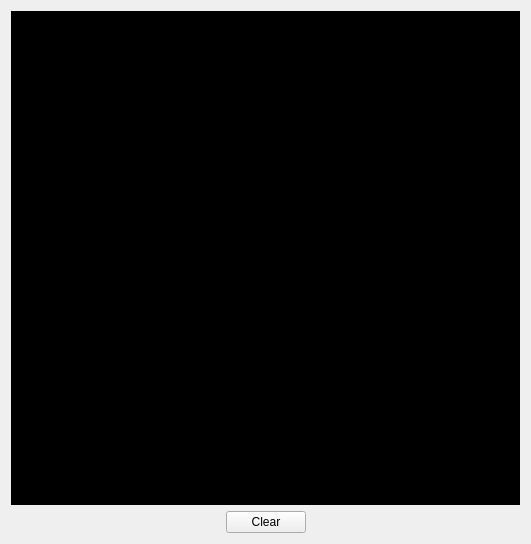
This is src/TerminalWidget.ui in sundrythoughts/EmuCpu as Qt 5 draws it before an edit. The edited form follows.
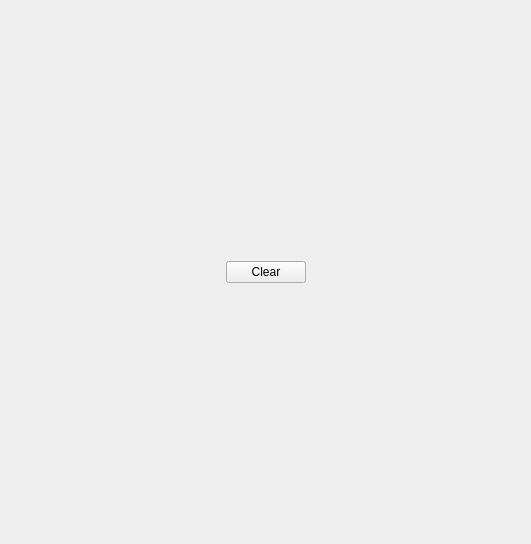
This is the edited form.

Commit message: Fixed the version control for the IOPorts class. Added a new derivative of QTextEdit for the Terminal so that I could easily capture key strokes. Implemented IRET and INT. Added the ability to load Sim86OS.

What changed in the file:
```diff
--- a/src/TerminalWidget.ui
+++ b/src/TerminalWidget.ui
@@ -15,33 +15,7 @@
   </property>
   <layout class="QVBoxLayout" name="verticalLayout">
    <item>
-    <widget class="QTextEdit" name="m_txt_terminal">
-     <property name="font">
-      <font>
-       <weight>75</weight>
-       <bold>true</bold>
-      </font>
-     </property>
-     <property name="contextMenuPolicy">
-      <enum>Qt::NoContextMenu</enum>
-     </property>
-     <property name="styleSheet">
-      <string>background-color: rgb(0, 0, 0);
-color: rgb(255, 255, 255);
-selection-color: rgb(0, 0, 0);
-selection-background-color: rgb(255, 255, 255);</string>
-     </property>
-     <property name="undoRedoEnabled">
-      <bool>false</bool>
-     </property>
-     <property name="readOnly">
-      <bool>true</bool>
-     </property>
-     <property name="acceptRichText">
-      <bool>false</bool>
-     </property>
-    </widget>
-   </item>
+    <layout class="QVBoxLayout" name="m_vertical_layout">
    <item>
     <layout class="QHBoxLayout" name="horizontalLayout">
      <item>
@@ -72,10 +46,12 @@
        <property name="sizeHint" stdset="0">
         <size>
          <width>40</width>
-         <height>20</height>
+           <height>28</height>
         </size>
        </property>
       </spacer>
+       </item>
+      </layout>
      </item>
     </layout>
    </item>
```
Left out of the diff: 21 changed lines with no effect on the pictures. Lines whose indentation alone changed are shown as unchanged. The commit also changes 19 other files.
